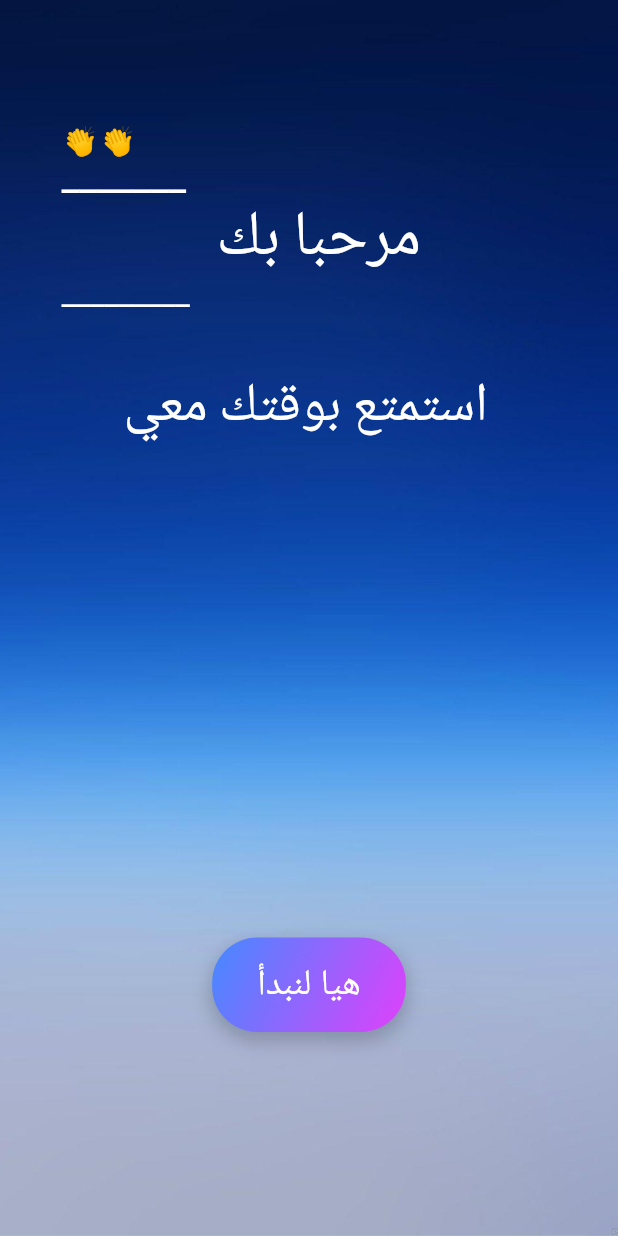
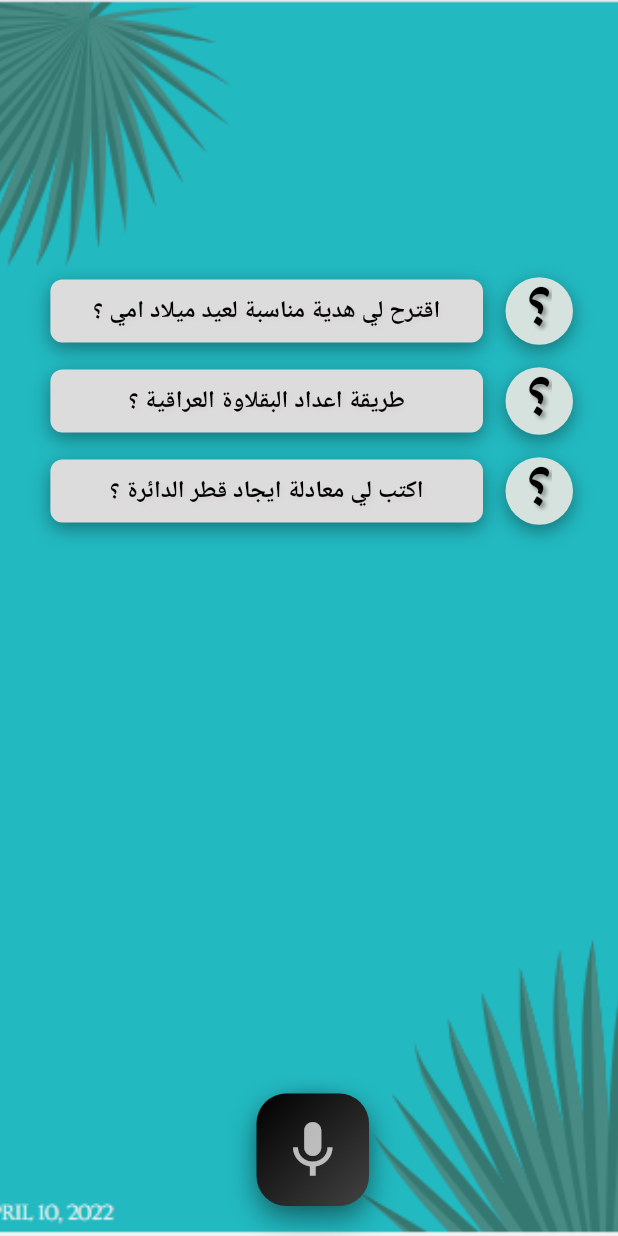
Before and after one commit to Thanoon12k/Askme, a Flutter app: the screen it shows after launch, after a tap on "هيا لنبدأ", on a phone screen of 412 x 824 dp. Run offline on Flutter 3.47's test engine with Material 2 defaults, Android fonts, the light colour scheme and no system bars; our stand-ins replace get; Roboto replaces fonts that are missing (Montasserate).

Commit message:
complete chat_page

```diff
--- /dev/null
+++ b/flutter_app/lib/buttons.dart
@@ -0,0 +1,170 @@
+
+import 'package:flutter/material.dart';
+
+class MicIconButton extends StatelessWidget {
+  final VoidCallback onPressed;
+
+  const MicIconButton({super.key, required this.onPressed});
+
+  @override
+  Widget build(BuildContext context) {
+    return GestureDetector(
+      onTap: onPressed,
+      child: Container(
+        width: 70,
+        height: 70,
+        decoration: BoxDecoration(
+          gradient: const LinearGradient(
+            colors: [Colors.blue, Colors.purple],
+            begin: Alignment.topLeft,
+            end: Alignment.bottomRight,
+          ),
+          boxShadow: const [
+            BoxShadow(
+              color: Colors.black26,
+              blurRadius: 10,
+              offset: Offset(0, 5),
+            ),
+          ],
+          borderRadius: BorderRadius.circular(15),
+        ),
+        child: const Center(
+          child: Icon(
+            Icons.mic,
+            color: Colors.white,
+            size: 40,
+          ),
+        ),
+      ),
+    );
+  }
+}
+
+
+class DarkMicIconButton extends StatelessWidget {
+  final VoidCallback onPressed;
+
+  const DarkMicIconButton({Key? key, required this.onPressed}) : super(key: key);
+
+  @override
+  Widget build(BuildContext context) {
+    return GestureDetector(
+      onTap: onPressed,
+      child: Container(
+        width: 75,
+        height: 75,
+        decoration: BoxDecoration(
+          gradient: LinearGradient(
+            colors: [Colors.black, Colors.grey[800]!],
+            begin: Alignment.topLeft,
+            end: Alignment.bottomRight,
+          ),
+          boxShadow: const [
+            BoxShadow(
+              color: Colors.black45,
+              blurRadius: 15,
+              offset: Offset(0, 8),
+            ),
+            BoxShadow(
+              color: Colors.black87,
+              blurRadius: 15,
+              offset: Offset(0, -2),
+              spreadRadius: -12.0,
+            ),
+          ],
+          borderRadius: BorderRadius.circular(20),
+        ),
+        child: const Center(
+          child: Icon(
+            Icons.mic,
+            color: Colors.white70,
+            size: 45,
+          ),
+        ),
+      ),
+    );
+  }
+}
+
+class BlueMicIconButton extends StatelessWidget {
+  final VoidCallback onPressed;
+
+  const BlueMicIconButton({Key? key, required this.onPressed}) : super(key: key);
+
+  @override
+  Widget build(BuildContext context) {
+    return GestureDetector(
+      onTap: onPressed,
+      child: Container(
+        width: 75,
+        height: 75,
+        decoration: BoxDecoration(
+          gradient: LinearGradient(
+            colors: [Colors.blue[800]!, Colors.blue[400]!],
+            begin: Alignment.topLeft,
+            end: Alignment.bottomRight,
+          ),
+          boxShadow: [
+            BoxShadow(
+              color: Colors.blue[700]!.withOpacity(0.5),
+              blurRadius: 10,
+              offset: Offset(0, 5),
+            ),
+            BoxShadow(
+              color: Colors.blue[200]!,
+              blurRadius: 10,
+              offset: Offset(0, -2),
+              spreadRadius: -6.0,
+            ),
+          ],
+          borderRadius: BorderRadius.circular(20),
+        ),
+        child: Center(
+          child: Icon(
+            Icons.mic,
+            color: Colors.white.withOpacity(0.85),
+            size: 45,
+          ),
+        ),
+      ),
+    );
+  }
+}
+class OrangeMicIconButton extends StatelessWidget {
+  final VoidCallback onPressed;
+
+  const OrangeMicIconButton({Key? key, required this.onPressed}) : super(key: key);
+
+  @override
+  Widget build(BuildContext context) {
+    return GestureDetector(
+      onTap: onPressed,
+      child: Container(
+        width: 75,
+        height: 75,
+        decoration: BoxDecoration(
+          gradient: LinearGradient(
+            colors: [Colors.deepOrange[800]!, Colors.deepOrange[600]!],
+            begin: Alignment.topLeft,
+            end: Alignment.bottomRight,
+          ),
+          boxShadow: [
+            BoxShadow(
+              color: Colors.deepOrange[700]!.withOpacity(0.5),
+              blurRadius: 10,
+              offset: Offset(0, 5),
+            ),
+          ],
+          borderRadius: BorderRadius.circular(20),
+        ),
+        child: Center(
+          child: Icon(
+            Icons.mic,
+            color: Colors.white.withOpacity(0.9),
+            size: 45,
+          ),
+        ),
+      ),
+    );
+  }
+}
--- /dev/null
+++ b/flutter_app/lib/chatpage.dart
@@ -0,0 +1,59 @@
+import 'package:flutter/material.dart';
+import 'package:flutter_app/buttons.dart';
+import 'package:flutter_app/widgets.dart';
+
+class ChatPage extends StatelessWidget {
+  const ChatPage({Key? key}) : super(key: key);
+
+  @override
+  Widget build(BuildContext context) {
+    double screenHeight = MediaQuery.of(context).size.height;
+    double screenWidth = MediaQuery.of(context).size.width;
+
+    return Scaffold(
+      body: Stack(
+        children: [
+          // Background Image
+          Container(
+            width: screenWidth,
+            height: screenHeight,
+            decoration: const BoxDecoration(
+              image: DecorationImage(
+                image: AssetImage("assets/chat_background.PNG"),
+                fit: BoxFit.cover,
+              ),
+            ),
+          ),
+          // Questions Column
+          Padding(
+            padding: EdgeInsets.all(20.0),
+            child: Column(
+              mainAxisAlignment: MainAxisAlignment.start,
+              crossAxisAlignment: CrossAxisAlignment.start,
+              mainAxisSize: MainAxisSize.max,
+              children: [
+                SizedBox(height: screenHeight * 0.2),
+                const QuestionRow(
+                    questionText: "اقترح لي هدية مناسبة لعيد ميلاد امي ؟"),
+                const SizedBox(height: 15),
+                const QuestionRow(
+                    questionText: "طريقة اعداد البقلاوة العراقية ؟"),
+                const SizedBox(height: 15),
+                const QuestionRow(
+                    questionText: "اكتب لي معادلة ايجاد قطر الدائرة ؟"),
+
+
+              ],
+            ),
+          ),
+        Positioned(
+                  bottom: 20,
+                  left: (screenWidth - 70) / 2,  // assuming the width of MicIconButton is 70, adjust as needed
+                  child: DarkMicIconButton(
+                    onPressed: () {},
+                  ),
+                ) ],
+      ),
+    );
+  }
+}
--- a/flutter_app/lib/home.dart
+++ /dev/null
@@ -1,48 +0,0 @@
-import 'package:flutter/material.dart';
-import 'package:flutter_app/widgets.dart';
-
-class Home extends StatelessWidget {
-  const Home({Key? key}) : super(key: key);
-
-  @override
-  Widget build(BuildContext context) {
-      double screenHeight = MediaQuery.of(context).size.height;
-      double screenWidth = MediaQuery.of(context).size.width;
-
-    return Scaffold(
-      body: Stack(
-        children: [
-          Container(
-            decoration: const BoxDecoration(
-              image: DecorationImage(
-                image: AssetImage("assets/blue_background.jpg"),
-                fit: BoxFit.cover,
-              ),
-            ),
-          ),
-
- Column(
-  mainAxisAlignment: MainAxisAlignment.start,
-  crossAxisAlignment: CrossAxisAlignment.end,
-  children: [
- SizedBox(height: screenHeight*0.1),
- TitleText(text:"👏👏",size: 20, width: FontWeight.w100,right: screenWidth*0.1),
- TitleText(text:"_______",size: 20, width: FontWeight.w100,right: screenWidth*0.1),
- TitleText(text:"مرحبا بك",size: 42, width: FontWeight.w400,right: screenWidth*0.35),
- TitleText(text:"_________",size: 16, width: FontWeight.w100,right: screenWidth*0.1),
- const SizedBox(height: 40),
- TitleText(text:"استمتع بوقتك معي",size: 36, width: FontWeight.w300,right: screenWidth*0.2),
-SizedBox(height: screenHeight*0.4),
-Center(child: StyledButton(onPressed: (){}, text: "هيا لنبدأ"))
-
- ],),
-
-
-
-
-
-        ],
-      ),
-    );
-  }
-}
--- a/flutter_app/lib/main.dart
+++ b/flutter_app/lib/main.dart
@@ -1,5 +1,5 @@
 import 'package:flutter/material.dart';
-import 'package:flutter_app/home.dart';
+import 'package:flutter_app/welcomepage.dart';
 import 'package:get/get.dart';
 //canva site
 //https://www.canva.com/design/DAFsKFWnrOI/WDduDV-PSPEzuxMEzjasuQ/edit
@@ -14,8 +14,9 @@ class MyApp extends StatelessWidget {
   Widget build(BuildContext context) {
 
    return const GetMaterialApp(
+    textDirection: TextDirection.rtl,
     debugShowCheckedModeBanner: false,
-  home: Home(),
+  home: WelcomePage(),
 );
   }
 }
--- /dev/null
+++ b/flutter_app/lib/welcomepage.dart
@@ -0,0 +1,50 @@
+import 'package:flutter/material.dart';
+import 'package:flutter_app/chatpage.dart';
+import 'package:flutter_app/widgets.dart';
+import 'package:get/get.dart';
+
+class WelcomePage extends StatelessWidget {
+  const WelcomePage({Key? key}) : super(key: key);
+
+  @override
+  Widget build(BuildContext context) {
+      double screenHeight = MediaQuery.of(context).size.height;
+      double screenWidth = MediaQuery.of(context).size.width;
+
+    return Scaffold(
+      body: Stack(
+        children: [
+          Container(
+            decoration: const BoxDecoration(
+              image: DecorationImage(
+                image: AssetImage("assets/blue_background.jpg"),
+                fit: BoxFit.cover,
+              ),
+            ),
+          ),
+
+ Column(
+  mainAxisAlignment: MainAxisAlignment.start,
+  crossAxisAlignment: CrossAxisAlignment.end,
+  children: [
+ SizedBox(height: screenHeight*0.1),
+ TitleText(text:"👏👏",size: 20, width: FontWeight.w100,right: screenWidth*0.8),
+ TitleText(text:"_______",size: 20, width: FontWeight.w100,right: screenWidth*0.7),
+ TitleText(text:"مرحبا بك",size: 42, width: FontWeight.w400,right: screenWidth*0.35),
+ TitleText(text:"_________",size: 16, width: FontWeight.w100,right: screenWidth*0.7),
+ const SizedBox(height: 40),
+ TitleText(text:"استمتع بوقتك معي",size: 36, width: FontWeight.w300,right: screenWidth*0.2),
+SizedBox(height: screenHeight*0.4),
+Center(child: StyledButton(onPressed: ()=>Get.to( ChatPage()), text: "هيا لنبدأ"))
+
+ ],),
+
+
+
+
+
+        ],
+      ),
+    );
+  }
+}
--- a/flutter_app/lib/widgets.dart
+++ b/flutter_app/lib/widgets.dart
@@ -1,31 +1,29 @@
 import 'package:flutter/material.dart';
 
 class TitleText extends StatelessWidget {
-
   final String text;
   final Color color;
   final double size;
   final FontWeight width;
- final double right;
-  const TitleText({super.key,
+  final double right;
+  const TitleText({
+    super.key,
     required this.text,
     this.color = Colors.white,
     this.size = 16.0,
     this.width = FontWeight.w600,
-
-    this.right=0,
+    this.right = 0,
   });
 
   @override
   Widget build(BuildContext context) {
-
     return Row(
       children: [
-         SizedBox(width: right),
+        SizedBox(width: right),
         Container(
           padding: EdgeInsets.zero,
           child: Text(
-          text,
+            text,
             style: TextStyle(
               fontSize: size,
               fontFamily: "Montserrat",
@@ -53,12 +51,12 @@ class StyledButton extends StatelessWidget {
         boxShadow: [
           BoxShadow(
             color: Colors.black.withOpacity(0.2),
-            offset:const Offset(0, 5),
+            offset: const Offset(0, 5),
             blurRadius: 10.0,
             spreadRadius: 1.0,
           ), // Shadow settings
         ],
-        gradient:const LinearGradient(
+        gradient: const LinearGradient(
           colors: [Colors.blueAccent, Colors.purpleAccent],
           begin: Alignment.topLeft,
           end: Alignment.bottomRight,
@@ -69,13 +67,124 @@ class StyledButton extends StatelessWidget {
         style: ElevatedButton.styleFrom(
           backgroundColor: Colors.transparent,
           shadowColor: Colors.transparent,
-          padding:const EdgeInsets.symmetric(horizontal: 30.0, vertical: 15.0),
+          padding: const EdgeInsets.symmetric(horizontal: 30.0, vertical: 15.0),
           shape: RoundedRectangleBorder(
             borderRadius: BorderRadius.circular(30.0),
           ), // Match the borderRadius with the BoxDecoration
         ),
-        child: Text(text,style:const TextStyle(fontFamily: "Montasserate",fontSize: 24),),
+        child: Text(
+          text,
+          style: const TextStyle(fontFamily: "Montasserate", fontSize: 24),
+        ),
       ),
     );
   }
 }
+
+class QuestionCircle extends StatelessWidget {
+ const QuestionCircle({
+  super.key});
+
+  @override
+  Widget build(BuildContext context) {
+    return Container(
+
+      width: 45, // can adjust as per requirement
+      height: 45, // can adjust as per requirement
+      decoration:const BoxDecoration(
+        color: Color.fromARGB(255, 214, 226, 221),
+        shape: BoxShape.circle,
+        boxShadow: [
+          BoxShadow(
+            color: Colors.black38,
+            blurRadius: 10.0,
+            offset: Offset(0, 4),
+          ),
+        ],
+      ),
+      child: Center(
+
+        child: Transform.translate(
+  offset:const Offset(0, -8),  // Adjust the value as necessary
+  child: const Text(
+    "؟",
+    style: TextStyle(
+      fontSize: 40.0,
+      fontWeight: FontWeight.bold,
+      color: Color.fromARGB(255, 0, 0, 0),
+      shadows: <Shadow>[
+        Shadow(
+          offset: Offset(2.0, 2.0),
+          blurRadius: 3.0,
+          color: Colors.black38,
+        ),
+      ],
+    ),
+  ),
+)
+
+      ),
+    );
+  }
+}
+
+class QuestionRectangle extends StatelessWidget {
+  final String text;
+  const QuestionRectangle({required this.text, Key? key}) : super(key: key);
+
+  @override
+  Widget build(BuildContext context) {
+          double screenWidth = MediaQuery.of(context).size.width;
+
+    return Container(
+      width: screenWidth*0.7,
+      padding: const EdgeInsets.all(10.0),
+      decoration: BoxDecoration(
+        color: const Color.fromARGB(255, 221, 220, 220),
+        borderRadius: BorderRadius.circular(8.0),
+        boxShadow: const [
+           BoxShadow(
+            color: Colors.black38,
+            blurRadius: 10.0,
+            offset: Offset(0, 4),
+          ),
+        ],
+      ),
+      child: Center(
+        child: Text(
+          text,
+          style:const TextStyle(
+            fontSize: 16.0,
+            color: Color.fromARGB(255, 0, 0, 0),
+            fontWeight: FontWeight.bold,
+            shadows: <Shadow>[
+              Shadow(
+                offset: Offset(2.0, 2.0),
+                blurRadius: 3.0,
+                color: Color.fromARGB(96, 207, 194, 194),
+              ),
+            ],
+          ),
+        ),
+      ),
+    );
+  }
+}
+
+class QuestionRow extends StatelessWidget {
+  final String questionText;
+  const QuestionRow({required this.questionText, Key? key}) : super(key: key);
+
+  @override
+  Widget build(BuildContext context) {
+    return Row(
+      mainAxisSize: MainAxisSize.min,
+      children: [
+         const SizedBox(width: 10),
+      const  QuestionCircle(),
+       const SizedBox(width: 15),  // Gap between circle and rectangle
+        QuestionRectangle(text: questionText),
+      ],
+    );
+  }
+}
```
Also changed, not shown: flutter_app/assets/chat_background.PNG (added), flutter_app/assets/start_button.PNG (added), flutter_app/assets/welcome_background.PNG (added), flutter_app/assets/welcome_background_flat.PNG (added), 71 other files.
